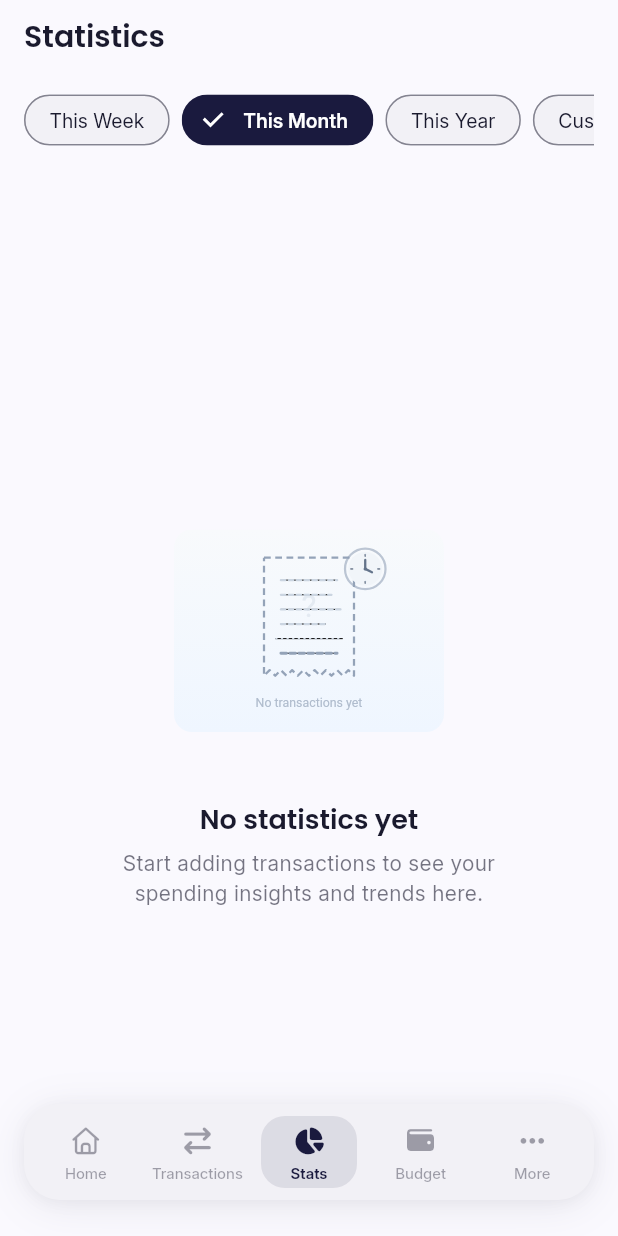
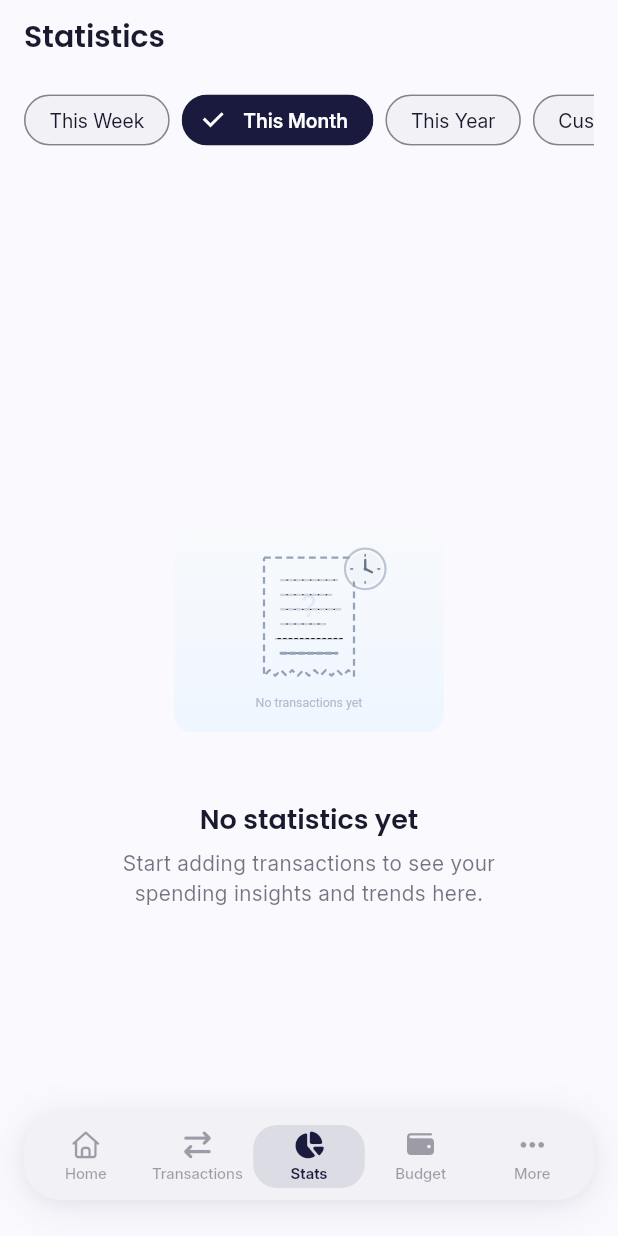
Before and after one commit to arpanz/moneytracker, a Flutter app: the AppShell screen opened directly with empty values, item 3 of the bottom bar chosen, on a phone screen of 412 x 824 dp. Run offline on Flutter 3.47's test engine with Material 3 defaults, Android fonts, the phone set to English and light mode, and no system bars; drawn by our look-alikes of flutter_animate; our stand-ins replace camera, csv, fl_chart, flutter_riverpod, flutter_svg, font_awesome_flutter and 7 more; missing offline and left inert: google_mlkit_text_recognition, notification_listener_service; accounts and stored records are empty; generated files the repository leaves out were written again.

Commit message:
revert: restore original app_shell.dart on main

```diff
--- a/lib/ui/core/shell/app_shell.dart
+++ b/lib/ui/core/shell/app_shell.dart
@@ -52,9 +52,6 @@ const List<_NavTab> _tabs = [
     path: '/more',
   ),
 ];
-
-/// Height of the floating nav bar including padding, for use as bottom inset.
-const double kFloatingNavBarHeight = 72.0;
 
 /// Main application shell that wraps [ShellRoute] children with a
 /// floating-style bottom navigation bar.
@@ -166,9 +163,8 @@ class _FloatingNavBar extends StatelessWidget {
   }
 }
 
-/// FIX: Each nav item now uses a fixed-width SizedBox instead of Expanded,
-/// and the Column is explicitly center-aligned. Icons are wrapped in a
-/// fixed-size box for consistent optical sizing across different FA icons.
+/// A single item in the floating navigation bar with animated
+/// icon color, label opacity, and a pill-shaped selection indicator.
 class _NavBarItem extends StatelessWidget {
   final _NavTab tab;
   final bool isSelected;
@@ -187,11 +183,7 @@ class _NavBarItem extends StatelessWidget {
     final Color activeColor = colorScheme.primary;
     final Color inactiveColor = colorScheme.onSurface.withValues(alpha: 0.40);
 
-    // FIX: Use fixed-width container instead of Expanded to prevent
-    // variable-width labels ("Home" vs "Transactions") from causing
-    // uneven spacing. 64dp accommodates the longest label.
-    return SizedBox(
-      width: 64,
+    return Expanded(
       child: GestureDetector(
         onTap: onTap,
         behavior: HitTestBehavior.opaque,
@@ -207,26 +199,15 @@ class _NavBarItem extends StatelessWidget {
           ),
           child: Column(
             mainAxisSize: MainAxisSize.min,
-            // FIX: Explicitly center children to prevent vertical misalignment
-            // across devices with different safe area insets.
-            mainAxisAlignment: MainAxisAlignment.center,
             children: [
               // -- Icon --
-              // FIX: Wrap icon in fixed-size box so all FA icons occupy the
-              // same optical space regardless of their intrinsic glyph width.
-              SizedBox(
-                width: 24,
-                height: 24,
-                child: Center(
-                  child: AnimatedSwitcher(
+              AnimatedSwitcher(
                 duration: AppDurations.fast,
                 child: FaIcon(
                   isSelected ? tab.activeIcon : tab.icon,
                   key: ValueKey<bool>(isSelected),
                   size: 18,
                   color: isSelected ? activeColor : inactiveColor,
-                    ),
-                  ),
                 ),
               ),
               const SizedBox(height: 4),
@@ -244,7 +225,6 @@ class _NavBarItem extends StatelessWidget {
                   tab.label,
                   maxLines: 1,
                   overflow: TextOverflow.ellipsis,
-                  textAlign: TextAlign.center,
                 ),
               ),
             ],
```
Lines whose indentation alone changed are shown as unchanged.
